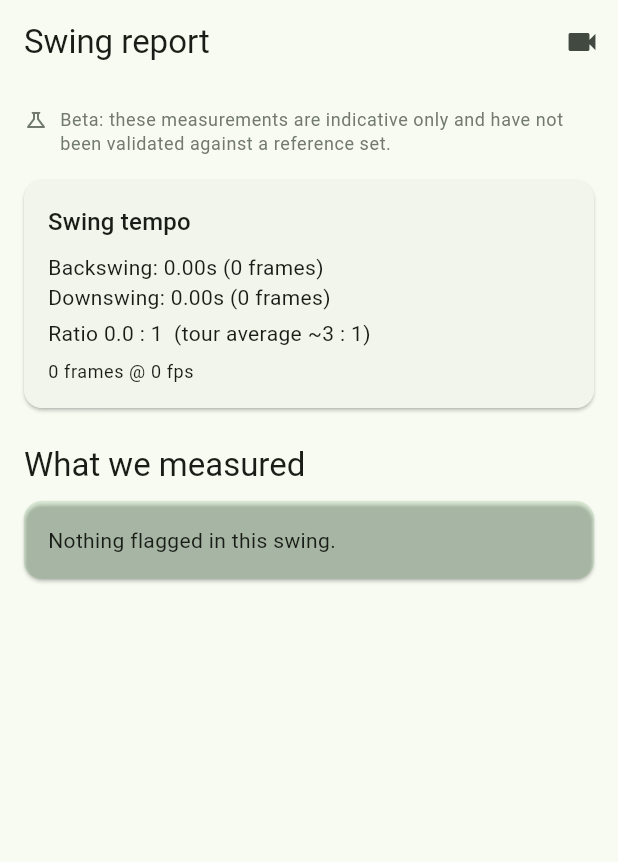
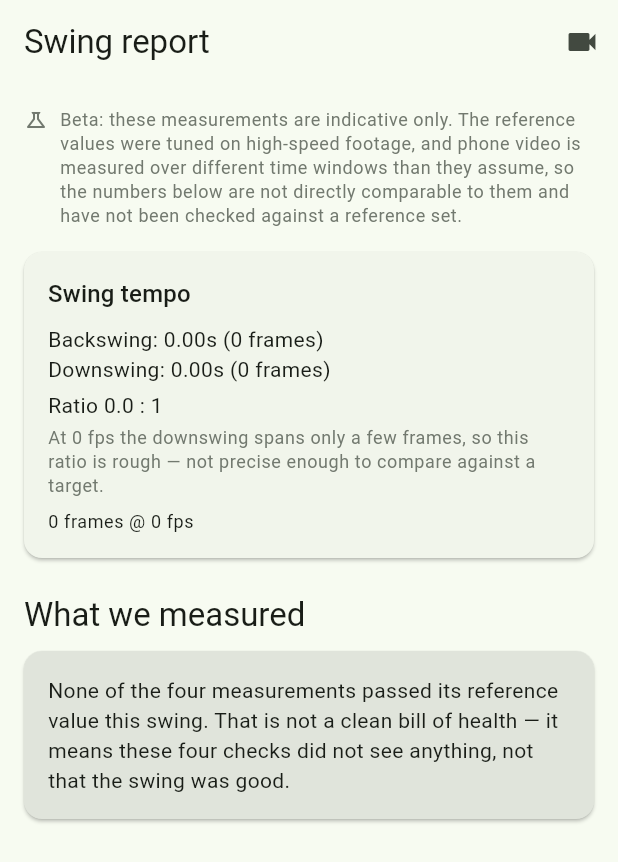
Before and after one commit to floresgl1/golf-swing-analyzer, a Flutter app: the ReportScreen screen opened directly with empty values, on a phone screen of 412 x 824 dp. Shown: the top 862 px of the screen. Run offline on Flutter 3.47's test engine with Material 3 defaults, Android fonts, the phone set to English and light mode, and no system bars; our stand-ins replace camera, share_plus; missing offline and left inert: ffmpeg_kit_flutter_new, google_mlkit_pose_detection.

Commit message:
Soften the negative direction and drop the tempo benchmark
The beta pass hedged flagged faults and left the reassuring side confident.
Three claims the thresholds cannot support:

The clean-swing banner said "Nothing flagged in this swing." in green, which
reads as an all-clear. The false-negative rate is exactly as unmeasured as the
false-positive rate, and only four faults are checked at all, so it now says
these four checks saw nothing and that this is not a clean bill of health. The
unflagged chip and icon lose their green for the same reason -- "not seen" is
what the data supports, in both directions.

The tempo card printed "(tour average ~3 : 1)" beside the ratio. The downswing
is roughly a quarter second, so at phone frame rates it spans a handful of
frames and a one- or two-frame error in locating impact moves the ratio across
most of the band that would make the comparison meaningful. The benchmark is
gone; the card now states the capture rate and says plainly when it is too low
for the ratio to be worth comparing.

The standing caveat said the measurements were unvalidated. That understated
it: the reference values were tuned on high-speed footage and the Dart windows
are frame counts, so phone video is measured over different time windows than
the references assume. The numbers are not merely unchecked, they are not
directly comparable to the values printed beside them.

Presentation only -- no detector, threshold or window changed.

flutter analyze: no issues. flutter test: 60 passed.

Co-Authored-By: Claude Opus 5 <noreply@anthropic.com>
Claude-Session: https://claude.ai/code/session_01KyLrG5k28tAFFYnJt3H8Cy

```diff
--- a/flutter_app/lib/src/ui/report_screen.dart
+++ b/flutter_app/lib/src/ui/report_screen.dart
@@ -92,8 +92,11 @@ class _BetaCaveat extends StatelessWidget {
           const SizedBox(width: 8),
           Expanded(
             child: Text(
-              'Beta: these measurements are indicative only and have not been '
-              'validated against a reference set.',
+              'Beta: these measurements are indicative only. The reference '
+              'values were tuned on high-speed footage, and phone video is '
+              'measured over different time windows than they assume, so the '
+              'numbers below are not directly comparable to them and have not '
+              'been checked against a reference set.',
               style: theme.textTheme.bodySmall
                   ?.copyWith(color: theme.colorScheme.outline),
             ),
@@ -164,8 +167,20 @@ class _TempoSummary extends StatelessWidget {
                   '(${tempo.downswingFrames} frames)'),
               const SizedBox(height: 4),
               Text(
-                'Ratio ${tempo.ratio.isFinite ? tempo.ratio.toStringAsFixed(1) : '—'} : 1  '
-                '(tour average ~3 : 1)',
+                'Ratio ${tempo.ratio.isFinite ? tempo.ratio.toStringAsFixed(1) : '—'} : 1',
+              ),
+              const SizedBox(height: 4),
+              // The "tour average ~3 : 1" benchmark used to sit next to this
+              // number, inviting a comparison the capture rate cannot support.
+              // The downswing is roughly a quarter of a second: at this phone's
+              // frame rate that is a handful of frames, and being off by one or
+              // two on where impact lands moves the ratio across most of the
+              // range that would make the comparison meaningful.
+              Text(
+                _tempoCaveat(analysis.fps),
+                style: Theme.of(context).textTheme.bodySmall?.copyWith(
+                      color: Theme.of(context).colorScheme.outline,
+                    ),
               ),
             ],
             const SizedBox(height: 8),
@@ -178,6 +193,21 @@ class _TempoSummary extends StatelessWidget {
       ),
     );
   }
+}
+
+/// How much to trust the tempo ratio at the rate this swing was captured.
+///
+/// Below roughly 120 fps the downswing spans too few frames for the ratio to be
+/// worth comparing against anything, so the report says so instead of printing
+/// a benchmark beside it.
+String _tempoCaveat(double fps) {
+  if (fps >= 120) {
+    return 'Timing precision depends on frame rate; this swing was captured at '
+        '${fps.toStringAsFixed(0)} fps.';
+  }
+  return 'At ${fps.toStringAsFixed(0)} fps the downswing spans only a few '
+      'frames, so this ratio is rough — not precise enough to compare against '
+      'a target.';
 }
 
 class _SectionHeader extends StatelessWidget {
@@ -193,17 +223,30 @@ class _SectionHeader extends StatelessWidget {
   }
 }
 
+/// Shown when no measurement passed its reference value.
+///
+/// Deliberately not an all-clear, and deliberately not green. The softening
+/// pass hedged the positive direction ("Possible…") and left this one
+/// confident, but nothing measured here supports "your swing is fine": the
+/// false-negative rate is as unvalidated as the false-positive rate, and only
+/// four faults are measured at all.
 class _CleanSwingBanner extends StatelessWidget {
   const _CleanSwingBanner();
 
   @override
   Widget build(BuildContext context) {
+    final theme = Theme.of(context);
     return Card(
       margin: const EdgeInsets.symmetric(horizontal: 16, vertical: 6),
-      color: Colors.green.withValues(alpha: 0.12),
-      child: const Padding(
-        padding: EdgeInsets.all(16),
-        child: Text('Nothing flagged in this swing.'),
+      color: theme.colorScheme.surfaceContainerHighest,
+      child: Padding(
+        padding: const EdgeInsets.all(16),
+        child: Text(
+          'None of the four measurements passed its reference value this '
+          'swing. That is not a clean bill of health — it means these four '
+          'checks did not see anything, not that the swing was good.',
+          style: theme.textTheme.bodyMedium,
+        ),
       ),
     );
   }
--- a/flutter_app/lib/src/ui/widgets/fault_card.dart
+++ b/flutter_app/lib/src/ui/widgets/fault_card.dart
@@ -28,7 +28,12 @@ class FaultCard extends StatelessWidget {
     final scheme = Theme.of(context).colorScheme;
     final flagged = verdict.flagged;
     // Amber, not error red: this is something to look at, not a diagnosis.
-    final statusColor = flagged ? Colors.amber.shade800 : Colors.green.shade600;
+    //
+    // The unflagged side is deliberately neutral rather than green. Green reads
+    // as an all-clear, and the false-negative rate is exactly as unmeasured as
+    // the false-positive one — "we did not see this" is all the thresholds can
+    // support, in either direction.
+    final statusColor = flagged ? Colors.amber.shade800 : scheme.outline;
 
     return Card(
       margin: const EdgeInsets.symmetric(horizontal: 16, vertical: 6),
@@ -63,7 +68,7 @@ class FaultCard extends StatelessWidget {
             Row(
               children: [
                 Icon(
-                  flagged ? Icons.info_outline : Icons.check_circle,
+                  flagged ? Icons.info_outline : Icons.remove_circle_outline,
                   color: statusColor,
                 ),
                 const SizedBox(width: 8),
```
